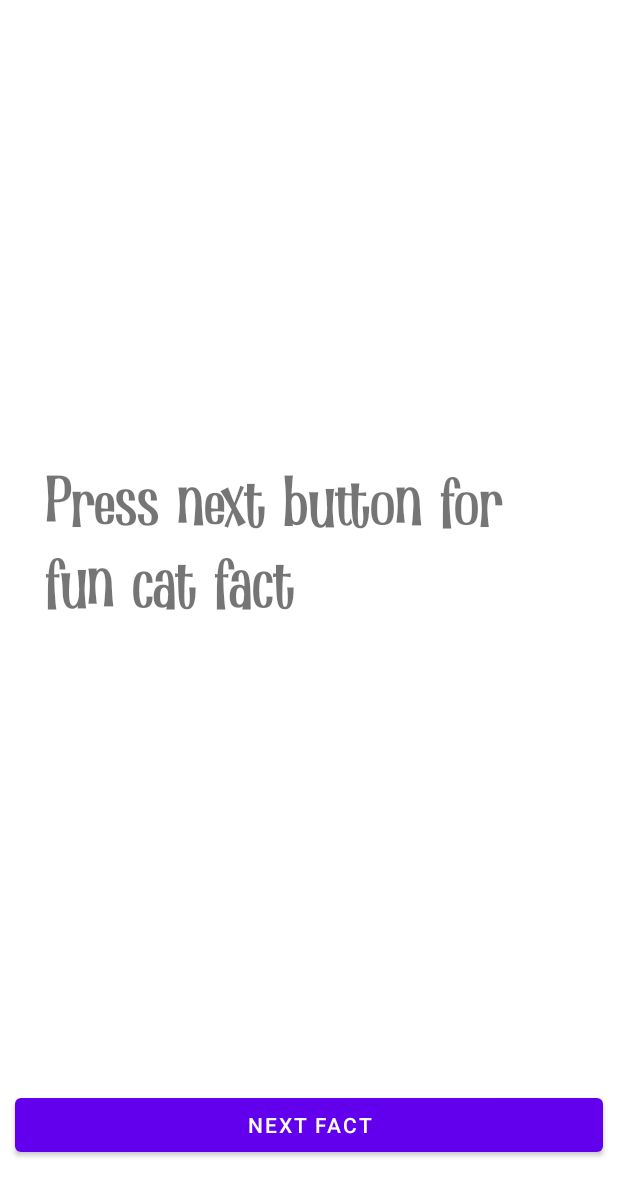
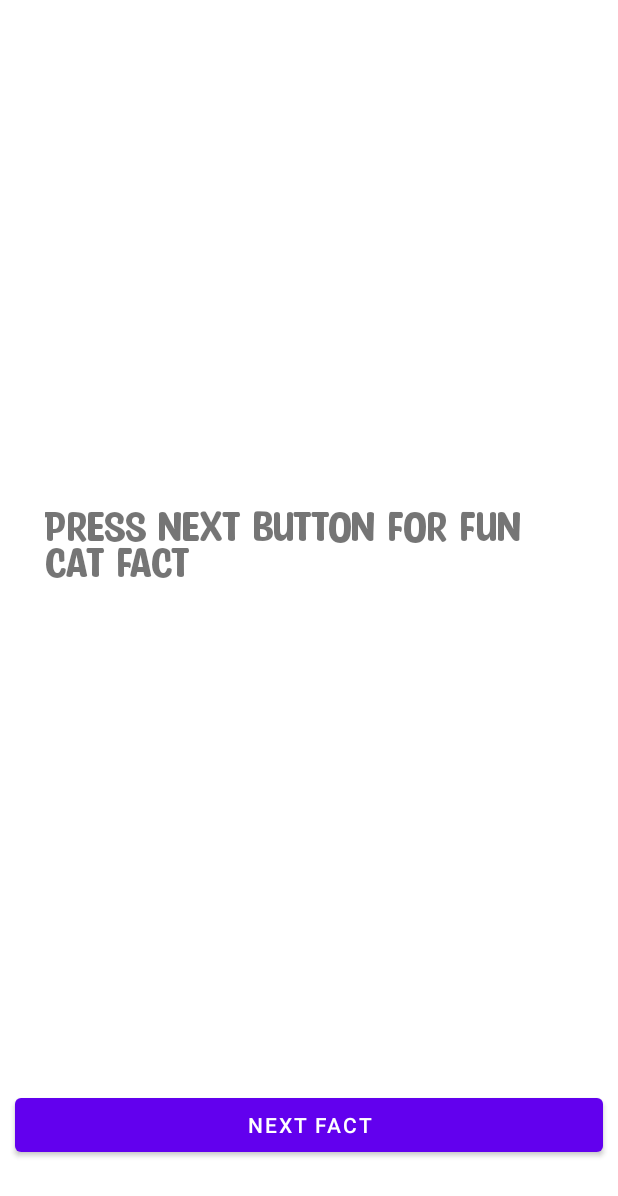
Before and after one commit to hiteshkuber/BiohazardBadak, an Android app: the screen it shows after launch (MainActivity), on a phone screen of 412 x 824 dp. Shown: the top 1196 px of the screen. Run offline under Robolectric (Android 15) with nearby library versions, the phone set to English and light mode, and no system bars.

Commit message:
App name updated, Fact text font updated

```diff
--- a/app/src/main/res/font/my_font.xml
+++ b/app/src/main/res/font/my_font.xml
@@ -4,5 +4,5 @@
 
     <font
         android:fontWeight="400"
-        android:font="@font/little_monster_font" />
+        android:font="@font/party_confetti_font" />
 </font-family>
--- a/app/src/main/res/values/strings.xml
+++ b/app/src/main/res/values/strings.xml
@@ -1,5 +1,5 @@
 <resources>
-    <string name="app_name">Cat fact</string>
+    <string name="app_name">Purrfact</string>
     <!-- TODO: Remove or change this placeholder text -->
     <string name="next_fact">Next fact</string>
     <string name="hint_text">Press next button for fun cat fact</string>
```
Also changed, not shown: app/src/main/res/font/party_confetti_font.ttf (added).
